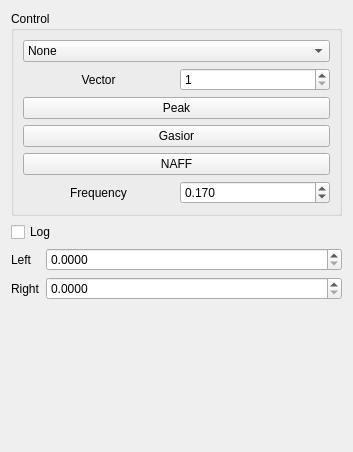
Old version of the form ControlWidget_new.ui in the repository Snake9889/MultiTune.
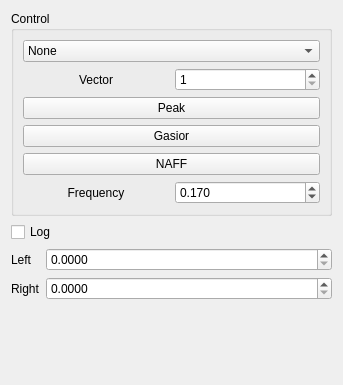
New version of the form.

```diff
--- a/ControlWidget_new.ui
+++ b/ControlWidget_new.ui
@@ -6,8 +6,8 @@
    <rect>
     <x>0</x>
     <y>0</y>
-    <width>353</width>
-    <height>452</height>
+    <width>343</width>
+    <height>385</height>
    </rect>
   </property>
   <property name="sizePolicy">
@@ -210,22 +210,6 @@
      </item>
     </layout>
    </item>
-   <item>
-    <spacer name="verticalSpacer">
-     <property name="orientation">
-      <enum>Qt::Vertical</enum>
-     </property>
-     <property name="sizeType">
-      <enum>QSizePolicy::Minimum</enum>
-     </property>
-     <property name="sizeHint" stdset="0">
-      <size>
-       <width>20</width>
-       <height>60</height>
-      </size>
-     </property>
-    </spacer>
-   </item>
   </layout>
  </widget>
  <resources/>
```
